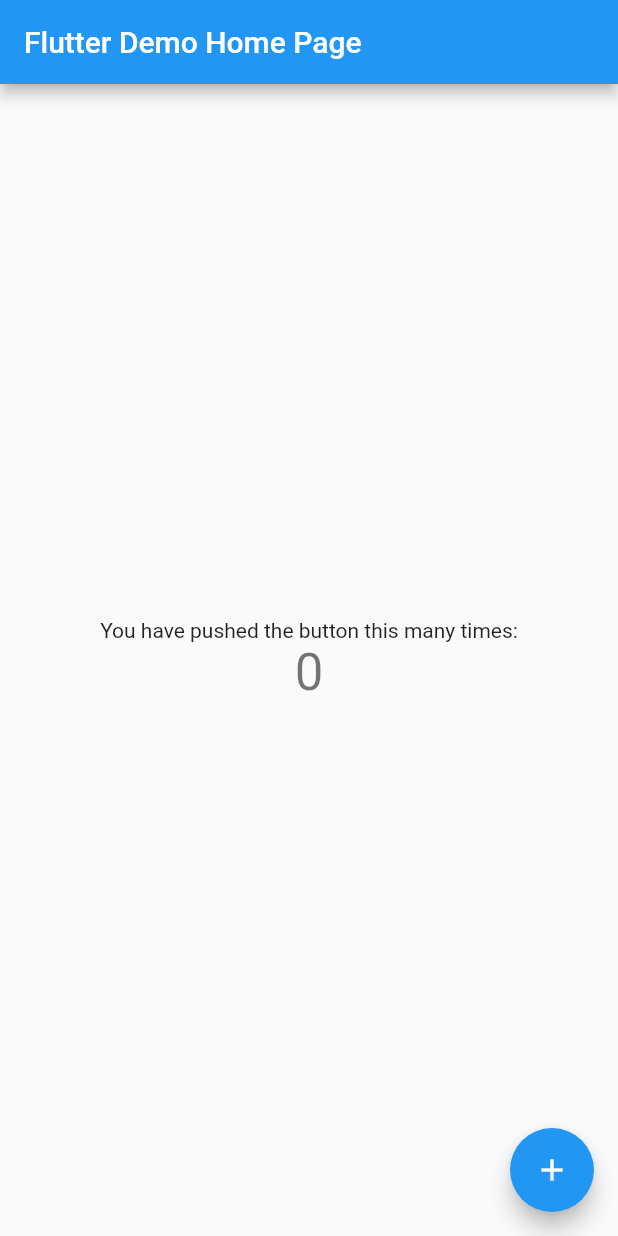
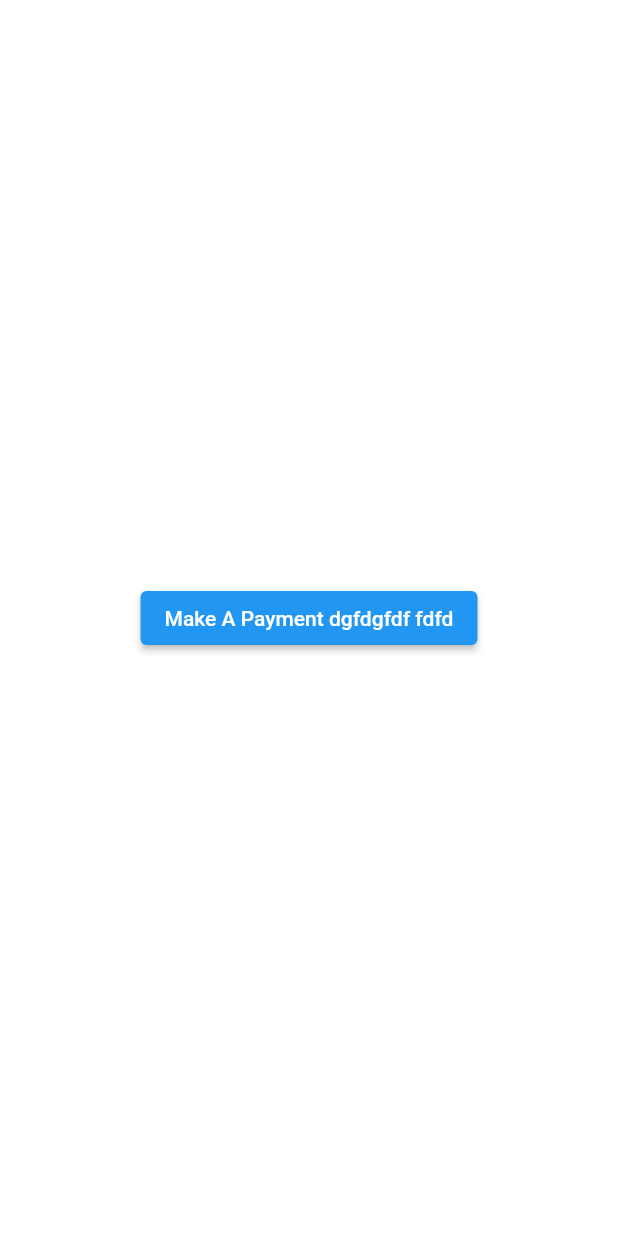
Before and after one commit to RRKawchar/payment_geteway_methods, a Flutter app: the screen it shows after launch, on a phone screen of 412 x 824 dp. Run offline on Flutter 3.47's test engine with Material 2 defaults, Android fonts, the phone set to English and light mode, and no system bars; missing offline and left inert: flutter_stripe.

```diff
--- a/lib/main.dart
+++ b/lib/main.dart
@@ -1,6 +1,10 @@
 import 'package:flutter/material.dart';
+import 'package:flutter_payment_methods/strpe_demo1/home_screen.dart';
+import 'package:flutter_stripe/flutter_stripe.dart';
 
 void main() {
+
+  Stripe.publishableKey="sk_test_51MvYuoCggqKRrymtoRugJYDzrii5RB8vbq2UcV4FBNQZevnEAb7H6A6VFRNhJGYXzI1LEknpebUVLoFIqe7QoSzb00EPbLN7kf";
   runApp(const MyApp());
 }
 
@@ -13,103 +17,9 @@ class MyApp extends StatelessWidget {
     return MaterialApp(
       title: 'Flutter Demo',
       theme: ThemeData(
-        // This is the theme of your application.
-        //
-        // Try running your application with "flutter run". You'll see the
-        // application has a blue toolbar. Then, without quitting the app, try
-        // changing the primarySwatch below to Colors.green and then invoke
-        // "hot reload" (press "r" in the console where you ran "flutter run",
-        // or simply save your changes to "hot reload" in a Flutter IDE).
-        // Notice that the counter didn't reset back to zero; the application
-        // is not restarted.
         primarySwatch: Colors.blue,
       ),
-      home: const MyHomePage(title: 'Flutter Demo Home Page'),
+      home: const HomeScreen()
     );
   }
 }
-
-class MyHomePage extends StatefulWidget {
-  const MyHomePage({super.key, required this.title});
-
-  // This widget is the home page of your application. It is stateful, meaning
-  // that it has a State object (defined below) that contains fields that affect
-  // how it looks.
-
-  // This class is the configuration for the state. It holds the values (in this
-  // case the title) provided by the parent (in this case the App widget) and
-  // used by the build method of the State. Fields in a Widget subclass are
-  // always marked "final".
-
-  final String title;
-
-  @override
-  State<MyHomePage> createState() => _MyHomePageState();
-}
-
-class _MyHomePageState extends State<MyHomePage> {
-  int _counter = 0;
-
-  void _incrementCounter() {
-    setState(() {
-      // This call to setState tells the Flutter framework that something has
-      // changed in this State, which causes it to rerun the build method below
-      // so that the display can reflect the updated values. If we changed
-      // _counter without calling setState(), then the build method would not be
-      // called again, and so nothing would appear to happen.
-      _counter++;
-    });
-  }
-
-  @override
-  Widget build(BuildContext context) {
-    // This method is rerun every time setState is called, for instance as done
-    // by the _incrementCounter method above.
-    //
-    // The Flutter framework has been optimized to make rerunning build methods
-    // fast, so that you can just rebuild anything that needs updating rather
-    // than having to individually change instances of widgets.
-    return Scaffold(
-      appBar: AppBar(
-        // Here we take the value from the MyHomePage object that was created by
-        // the App.build method, and use it to set our appbar title.
-        title: Text(widget.title),
-      ),
-      body: Center(
-        // Center is a layout widget. It takes a single child and positions it
-        // in the middle of the parent.
-        child: Column(
-          // Column is also a layout widget. It takes a list of children and
-          // arranges them vertically. By default, it sizes itself to fit its
-          // children horizontally, and tries to be as tall as its parent.
-          //
-          // Invoke "debug painting" (press "p" in the console, choose the
-          // "Toggle Debug Paint" action from the Flutter Inspector in Android
-          // Studio, or the "Toggle Debug Paint" command in Visual Studio Code)
-          // to see the wireframe for each widget.
-          //
-          // Column has various properties to control how it sizes itself and
-          // how it positions its children. Here we use mainAxisAlignment to
-          // center the children vertically; the main axis here is the vertical
-          // axis because Columns are vertical (the cross axis would be
-          // horizontal).
-          mainAxisAlignment: MainAxisAlignment.center,
-          children: <Widget>[
-            const Text(
-              'You have pushed the button this many times:',
-            ),
-            Text(
-              '$_counter',
-              style: Theme.of(context).textTheme.headlineMedium,
-            ),
-          ],
-        ),
-      ),
-      floatingActionButton: FloatingActionButton(
-        onPressed: _incrementCounter,
-        tooltip: 'Increment',
-        child: const Icon(Icons.add),
-      ), // This trailing comma makes auto-formatting nicer for build methods.
-    );
-  }
-}
--- /dev/null
+++ b/lib/strpe_demo1/home_screen.dart
@@ -0,0 +1,38 @@
+import 'package:flutter/material.dart';
+import 'package:http/http.dart'as http;
+class HomeScreen extends StatefulWidget {
+  const HomeScreen({Key? key}) : super(key: key);
+
+  @override
+  State<HomeScreen> createState() => _HomeScreenState();
+}
+
+class _HomeScreenState extends State<HomeScreen> {
+  Map<String,dynamic>? paymentIntent;
+  @override
+  Widget build(BuildContext context) {
+    return Center(
+      child: ElevatedButton(
+        onPressed: (){
+          payment();
+        },
+        child: const Text('Make A Payment dgfdgfdf fdfd'),
+      ),
+    );
+  }
+
+  Future<void> payment()async{
+
+
+    try{
+
+      Map<String,dynamic> body={
+        'amount':5,
+        'currency':'USD'
+      };
+
+    }catch(e){
+
+    }
+  }
+}
```
Also changed, not shown: lib/controller/payment_controller.dart (added, +14 -0 lines).
